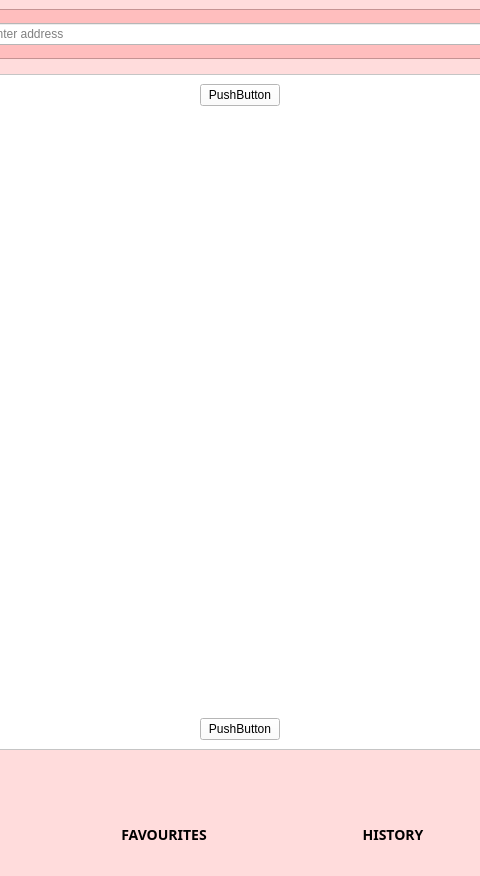
Above: assets/UI/MainPage.ui from AlexShem247/wise-browse before the change; both pictures show x 247 to 727 and y 0 to 876 of the 1280 by 876 pixel window. Below: the same form after it.
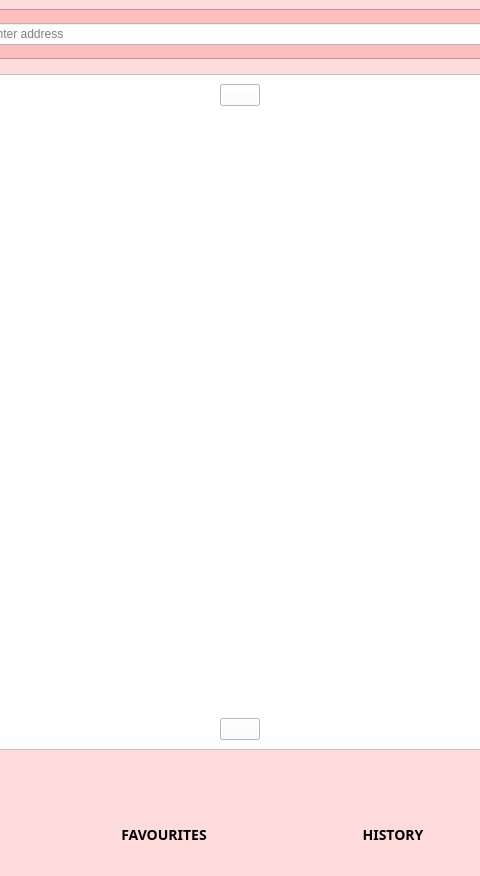
That is the form after the change.

```diff
--- a/assets/UI/MainPage.ui
+++ b/assets/UI/MainPage.ui
@@ -4128,7 +4128,7 @@
                        <item>
                         <widget class="QPushButton" name="pushButton">
                          <property name="text">
-                          <string>PushButton</string>
+                          <string></string>
                          </property>
                         </widget>
                        </item>
@@ -4429,7 +4429,7 @@
                        <item>
                         <widget class="QPushButton" name="pushButton_2">
                          <property name="text">
-                          <string>PushButton</string>
+                          <string></string>
                          </property>
                         </widget>
                        </item>
```
Left out of the diff: 4 changed lines with no effect on the pictures.
